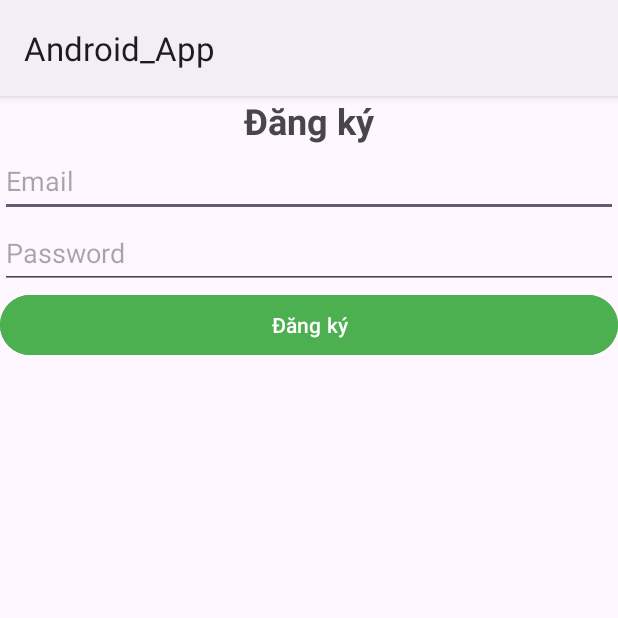
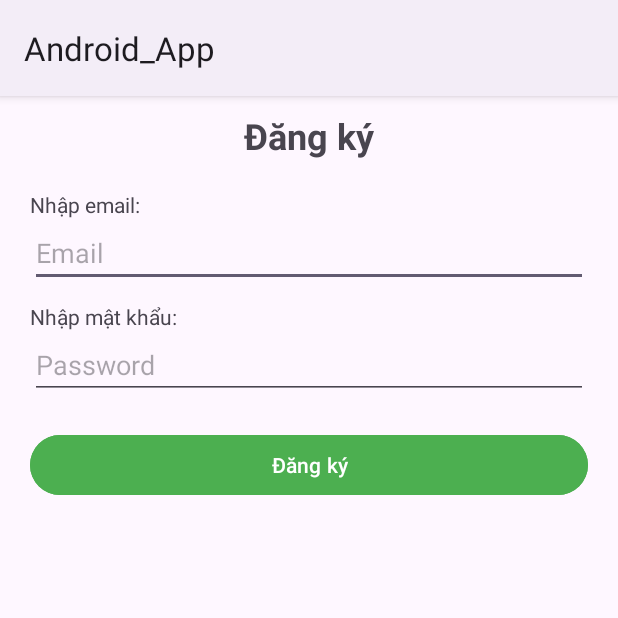
Before and after one commit to Hua-Kieu-Lam/Android_App, an Android app: the RegisterActivity screen opened directly, with no data from a screen before it, on a phone screen of 412 x 824 dp, the top half of it. Run offline under Robolectric (Android 15) with nearby library versions, the phone set to English and light mode, and no system bars; our stand-ins replace Firebase (no records; nobody signed in at launch, a user with empty details on screens opened directly).

Commit message:
Fix 10% UI (Login, Register)

```diff
--- a/app/src/main/res/layout/activity_product_detail.xml
+++ b/app/src/main/res/layout/activity_product_detail.xml
@@ -37,6 +37,8 @@
                     android:layout_height="300dp"
                     android:layout_marginTop="28dp"
                     android:src="@drawable/chim_canh_cut"
+                    android:padding="10dp"
+                    android:background="@drawable/border_yellow_bg"
                     app:layout_constraintEnd_toEndOf="parent"
                     app:layout_constraintStart_toStartOf="parent"
                     app:layout_constraintTop_toTopOf="parent" />
@@ -257,7 +259,7 @@
                                 android:layout_width="wrap_content"
                                 android:layout_height="wrap_content"
                                 android:layout_gravity="center"
-                                android:text="Chat beo"
+                                android:text="Chất béo"
                                 android:textColor="@color/light_green"
                                 android:textSize="14sp"
                                 android:textStyle="bold"
@@ -306,7 +308,7 @@
                                 android:layout_width="wrap_content"
                                 android:layout_height="wrap_content"
                                 android:layout_gravity="center"
-                                android:text="Luong nuoc"
+                                android:text="Lượng nước"
                                 android:textColor="@color/light_green"
                                 android:textSize="14sp"
                                 android:textStyle="bold"
--- a/app/src/main/res/layout/activity_register.xml
+++ b/app/src/main/res/layout/activity_register.xml
@@ -16,9 +16,22 @@
         android:textAlignment="center"
         android:textSize="24sp"
         android:textStyle="bold"
+        android:layout_marginTop="10dp"
         app:layout_constraintEnd_toEndOf="parent"
         app:layout_constraintStart_toStartOf="parent"
         app:layout_constraintTop_toTopOf="parent" />
+
+    <TextView
+        android:id="@+id/txtEnterEmail"
+        android:layout_width="match_parent"
+        android:layout_height="wrap_content"
+        android:text="Nhập email:"
+        android:layout_marginTop="20dp"
+        android:layout_marginStart="20dp"
+        android:layout_marginEnd="20dp"
+        app:layout_constraintEnd_toEndOf="parent"
+        app:layout_constraintStart_toStartOf="parent"
+        app:layout_constraintTop_toBottomOf="@+id/textView2" />
 
     <EditText
         android:id="@+id/edtEmail"
@@ -26,10 +39,23 @@
         android:layout_height="wrap_content"
         android:hint="Email"
         android:inputType="textEmailAddress"
-        android:minHeight="48dp"
+        android:layout_marginStart="20dp"
+        android:layout_marginEnd="20dp"
         app:layout_constraintEnd_toEndOf="parent"
         app:layout_constraintStart_toStartOf="parent"
-        app:layout_constraintTop_toBottomOf="@+id/textView2" />
+        app:layout_constraintTop_toBottomOf="@+id/txtEnterEmail" />
+
+    <TextView
+        android:id="@+id/txtEnterPass"
+        android:layout_width="match_parent"
+        android:layout_height="wrap_content"
+        android:text="Nhập mật khẩu:"
+        android:layout_marginTop="10dp"
+        android:layout_marginStart="20dp"
+        android:layout_marginEnd="20dp"
+        app:layout_constraintEnd_toEndOf="parent"
+        app:layout_constraintStart_toStartOf="parent"
+        app:layout_constraintTop_toBottomOf="@+id/edtEmail" />
 
     <EditText
         android:id="@+id/edtPassword"
@@ -38,18 +64,24 @@
         android:layout_below="@id/edtEmail"
         android:hint="Password"
         android:inputType="textPassword"
-        android:minHeight="48dp"
         app:layout_constraintEnd_toEndOf="parent"
         app:layout_constraintStart_toStartOf="parent"
-        app:layout_constraintTop_toBottomOf="@+id/edtEmail" />
+        android:layout_marginStart="20dp"
+        android:layout_marginEnd="20dp"
+        app:layout_constraintTop_toBottomOf="@+id/txtEnterPass" />
 
     <Button
         android:id="@+id/btnRegister"
         android:layout_width="match_parent"
         android:layout_height="wrap_content"
         android:layout_below="@id/edtPassword"
+        android:backgroundTint="@color/light_green"
         android:text="Đăng ký"
-        android:backgroundTint="@color/light_green"
-        app:layout_constraintTop_toBottomOf="@+id/edtPassword"
-        tools:layout_editor_absoluteX="20dp" />
+        android:layout_marginStart="20dp"
+        android:layout_marginEnd="20dp"
+        android:layout_marginTop="20dp"
+        app:layout_constraintEnd_toEndOf="parent"
+        app:layout_constraintStart_toStartOf="parent"
+        app:layout_constraintTop_toBottomOf="@+id/edtPassword" />
+
 </androidx.constraintlayout.widget.ConstraintLayout>
```
Also changed, not shown: app/src/main/res/layout/activity_login.xml (+40 -8 lines).
